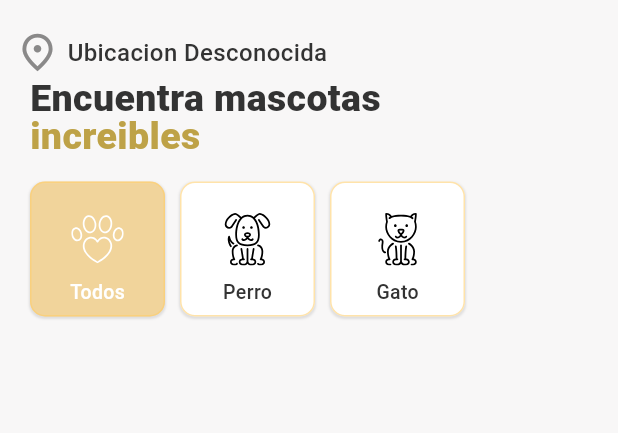
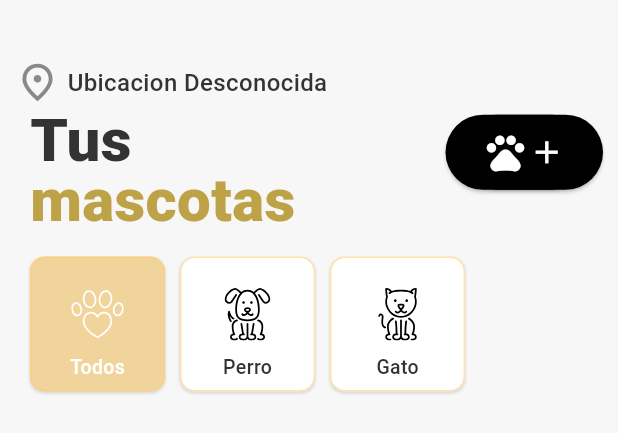
Before and after one commit to YazminMelgoza/PawtnerUp-Admin, a Flutter app: the _MenuView widget shown alone on an empty page, opened directly, on a phone screen of 412 x 824 dp. Shown: the top 433 px of the screen. Run offline on Flutter 3.47's test engine with Material 3 defaults, Android fonts, the phone set to English and light mode, and no system bars; our stand-ins replace cached_network_image, carousel_slider, cloud_firestore, firebase_auth, firebase_core, firebase_storage and 12 more; missing offline and left inert: address_search_field, relative_time; accounts and stored records are empty.

Commit message:
algunos
camios

```diff
--- a/lib/app/menu/screen/menu_screen.dart
+++ b/lib/app/menu/screen/menu_screen.dart
@@ -1,5 +1,6 @@
 import 'package:firebase_auth/firebase_auth.dart';
 import 'package:flutter/material.dart';
+import 'package:pawtnerup_admin/app/menu/screen/Pet/add_pet.dart';
 import 'package:pawtnerup_admin/shared/shared.dart';
 import 'package:pawtnerup_admin/config/config.dart';
 //Location
@@ -32,22 +33,11 @@ class MenuScreen extends StatelessWidget {
         nameToShow = "$nameToShow $name";
       }
     } catch (e) {
-      nameToShow = "Ha ocurrido un problema, reinicia la aplicación";
+      nameToShow = "Hola Refugio!";
     }
 
     return Scaffold(
       // drawer: SideMenu(scaffoldKey: scaffoldKey),
-      appBar: AppBar(
-        title: Text(
-          nameToShow,
-          style: const TextStyle(
-            color: Colors.black,
-            fontSize: 20,
-          ),
-        ),
-        backgroundColor: AppColor.yellow,
-        actions: const [],
-      ),
       body: const _MenuView(),
     );
   }
@@ -206,6 +196,9 @@ class __MenuViewState extends State<_MenuView> {
             mainAxisAlignment: MainAxisAlignment.center,
             crossAxisAlignment: CrossAxisAlignment.start,
             children: [
+              SizedBox(
+                height: 20,
+              ),
               Padding(
                 padding: const EdgeInsets.only(top: 10),
                 child: Row(
@@ -242,20 +235,20 @@ class __MenuViewState extends State<_MenuView> {
                       crossAxisAlignment: CrossAxisAlignment.start,
                       children: [
                         Text(
-                          "Encuentra mascotas",
+                          "Tus",
                           style: TextStyle(
                             color: AppColor.textColor,
                             fontWeight: FontWeight.w900,
-                            fontSize: 25,
+                            fontSize: 40,
                             height: 1.0,
                           ),
                         ),
                         Text(
-                          "increibles",
+                          "mascotas",
                           style: TextStyle(
                             color: AppColor.yellowCustom,
                             fontWeight: FontWeight.w900,
-                            fontSize: 25,
+                            fontSize: 40,
                             height: 1.0,
                           ),
                         ),
@@ -270,6 +263,60 @@ class __MenuViewState extends State<_MenuView> {
             ],
           ),
         ),
+        Column(
+          children: [
+            SizedBox(
+              height: 30,
+            ),
+            ElevatedButton(
+              onPressed: () {
+                // Your code here, like navigating to a new screen
+                Navigator.push(
+                  context,
+                  MaterialPageRoute(
+                    builder: (context) => AddPet(
+                      key: UniqueKey(),
+                    ),
+                  ),
+                );
+              },
+              style: ElevatedButton.styleFrom(
+                backgroundColor: Colors.black, // Make ElevatedButton background transparent
+              ),
+              child: Container(
+                  decoration: BoxDecoration(
+                    color: Colors.black, // Set button color here
+                    borderRadius: BorderRadius.circular(10.0), // Set desired corner roundness
+                    border: Border.all(color: Colors.black),
+                    boxShadow: [
+                      BoxShadow(
+                        color: AppColor.shadowColor.withOpacity(0.1),
+                        spreadRadius: .5,
+                        blurRadius: .5,
+                        offset: const Offset(0, 1), // changes position of shadow
+                      ),
+                    ],
+                  ),
+                  height: 50.0,
+                  alignment: Alignment.center,
+                  child: Row(children: [
+                    Icon(
+                      Icons.pets,
+                      size: 30.0,
+                      color: Colors.white,
+                    ),
+                    Icon(
+                      Icons.add,
+                      size: 25.0,
+                      color: Colors.white,
+                    ),
+                  ],)
+
+              ),
+            ),
+          ],
+        )
+
       ],
     );
   }
```
Also changed, not shown: lib/app/menu/screen/Pet/add_pet.dart (added, +216 -0 lines).
